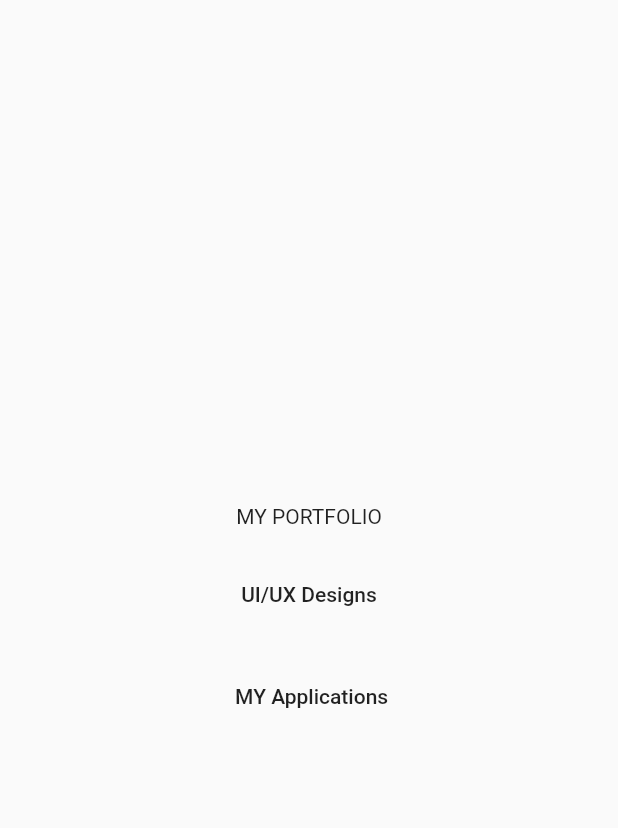
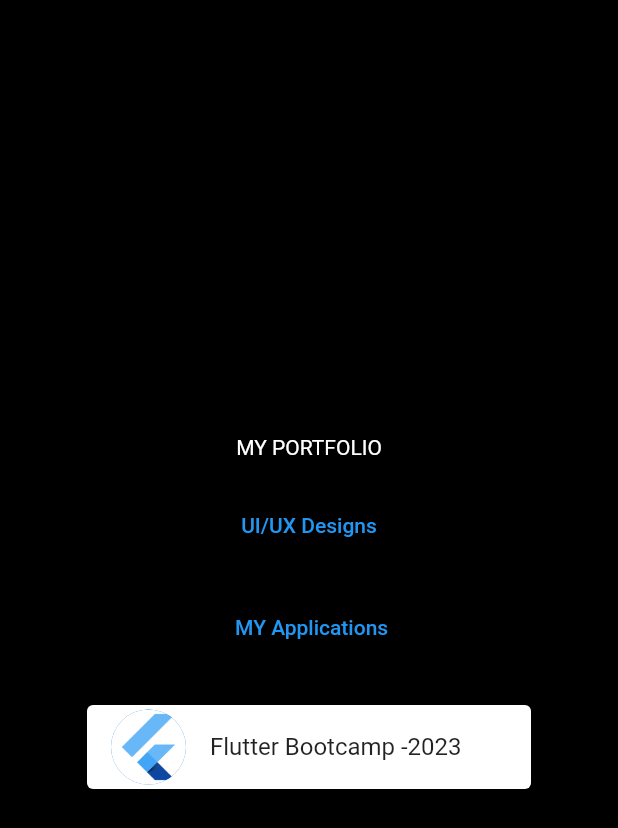
Before and after one commit to Mikhelmariya/chat_app, a Flutter app: the screen it shows after launch, on a phone screen of 412 x 824 dp. Shown: the top 828 px of the screen. Run offline on Flutter 3.47's test engine with Material 2 defaults, Android fonts, the phone set to English and light mode, and no system bars; our stand-ins replace go_router.

Commit message:
card added

```diff
--- a/lib/main.dart
+++ b/lib/main.dart
@@ -1,7 +1,7 @@
 import 'package:flash_chat/routes/add_routes.dart';
 import 'package:flash_chat/screens/ui_ux.dart';
 import 'package:flash_chat/screens/apps.dart';
-import 'package:flash_chat/screens/registration_screen.dart';
+import 'package:flash_chat/screens/flutterbootcamp.dart';
 import 'package:flash_chat/screens/welcome_screen.dart';
 import 'package:flutter/material.dart';
 
--- a/lib/routes/add_routes.dart
+++ b/lib/routes/add_routes.dart
@@ -4,7 +4,7 @@ import 'package:go_router/go_router.dart';
 
 import '../screens/ui_ux.dart';
 import '../screens/apps.dart';
-import '../screens/registration_screen.dart';
+import '../screens/flutterbootcamp.dart';
 import 'constant_routes.dart';
 
 class Addroutes {
@@ -18,10 +18,10 @@ class Addroutes {
         },
       ),
       GoRoute(
-        path: '/registration_screen',
-        name: RegistrationScreen.id,
+        path: '/flutterbootcamp',
+        name: FlutterBootCamp.id,
         pageBuilder: (context, state) {
-          return MaterialPage(child: RegistrationScreen());
+          return MaterialPage(child: FlutterBootCamp());
         },
       ),
       GoRoute(
--- a/lib/screens/welcome_screen.dart
+++ b/lib/screens/welcome_screen.dart
@@ -1,5 +1,5 @@
 import 'package:flash_chat/screens/apps.dart';
-import 'package:flash_chat/screens/registration_screen.dart';
+import 'package:flash_chat/screens/flutterbootcamp.dart';
 import 'package:flash_chat/screens/ui_ux.dart';
 import 'package:flutter/material.dart';
 import 'package:go_router/go_router.dart';
@@ -20,6 +20,7 @@ class _WelcomeScreenState extends State<WelcomeScreen> {
   Widget build(BuildContext context) {
     return MaterialApp(
       home: Scaffold(
+        backgroundColor: Colors.black,
         body: Welcome(),
       ),
     );
@@ -40,11 +41,14 @@ class _WelcomeState extends State<Welcome> {
       child: Column(
         mainAxisAlignment: MainAxisAlignment.center,
         children: [
-          Text("MY PORTFOLIO"),
+          Text(
+            "MY PORTFOLIO",
+            style: TextStyle(color: Colors.white),
+          ),
           SizedBox(
             height: 20,
           ),
-          MaterialButton(
+          TextButton(
               onPressed: (() {
                 setState(() {
                   GoRouter.of(context).pushNamed(UIUX.id);
@@ -54,11 +58,31 @@ class _WelcomeState extends State<Welcome> {
           SizedBox(
             height: 20,
           ),
-          MaterialButton(
+          TextButton(
               onPressed: (() {
                 GoRouter.of(context).pushNamed(AppScreen.id);
               }),
-              child: Text(" MY Applications")),
+              child: Text(
+                " MY Applications",
+              )),
+          SizedBox(
+            height: 20,
+          ),
+          TextButton(
+              onPressed: (() {
+                GoRouter.of(context).pushNamed(FlutterBootCamp.id);
+              }),
+              child: Card(
+                color: Colors.white,
+                margin: EdgeInsets.only(left: 50, right: 50),
+                child: ListTile(
+                  leading: CircleAvatar(
+                    radius: 25,
+                    backgroundImage: AssetImage("images/flutterlogo.png"),
+                  ),
+                  title: Text("Flutter Bootcamp -2023 "),
+                ),
+              )),
         ],
       ),
     );
--- a/pubspec.yaml
+++ b/pubspec.yaml
@@ -61,8 +61,9 @@ flutter:
   uses-material-design: true
 
   # To add assets to your application, add an assets section, like this:
-  # assets:
-  #   - images/a_dot_burr.jpeg
+  assets:
+    - images/bible.png
+    - images/flutterlogo.png
   #   - images/a_dot_ham.jpeg
 
   # An image asset can refer to one or more resolution-specific "variants", see
```
Also changed, not shown: lib/screens/flutterbootcamp.dart (added, +10 -0 lines), lib/screens/registration_screen.dart (deleted, +0 -10 lines), images/bible.png (added), images/flutterlogo.png (added).
